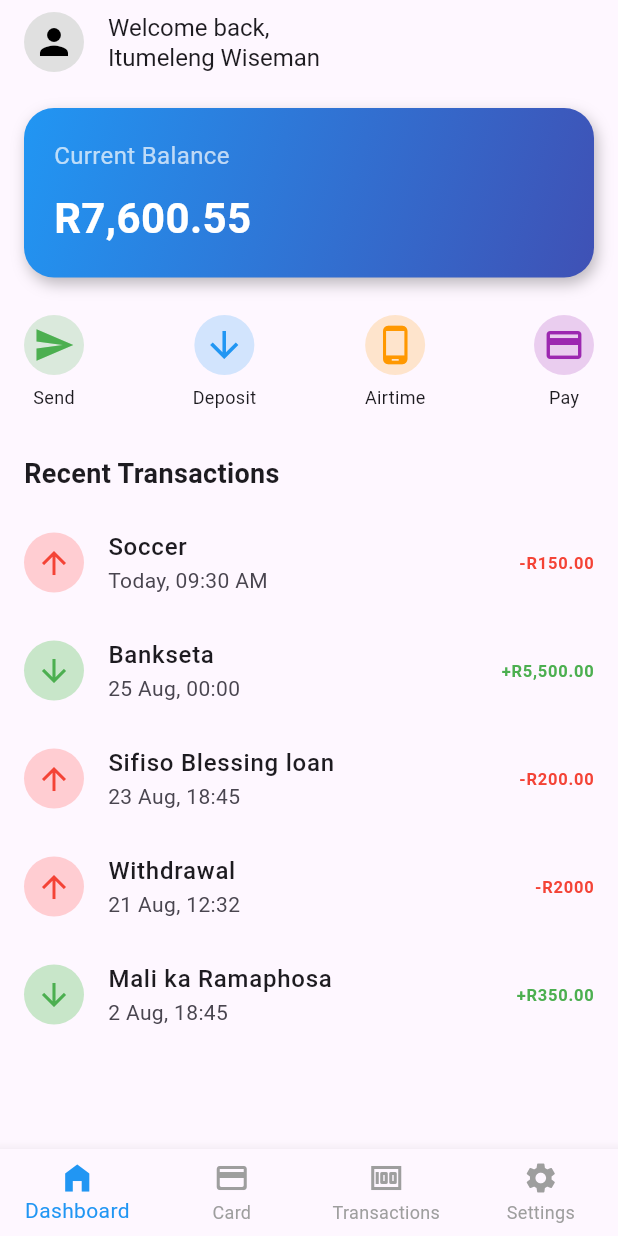
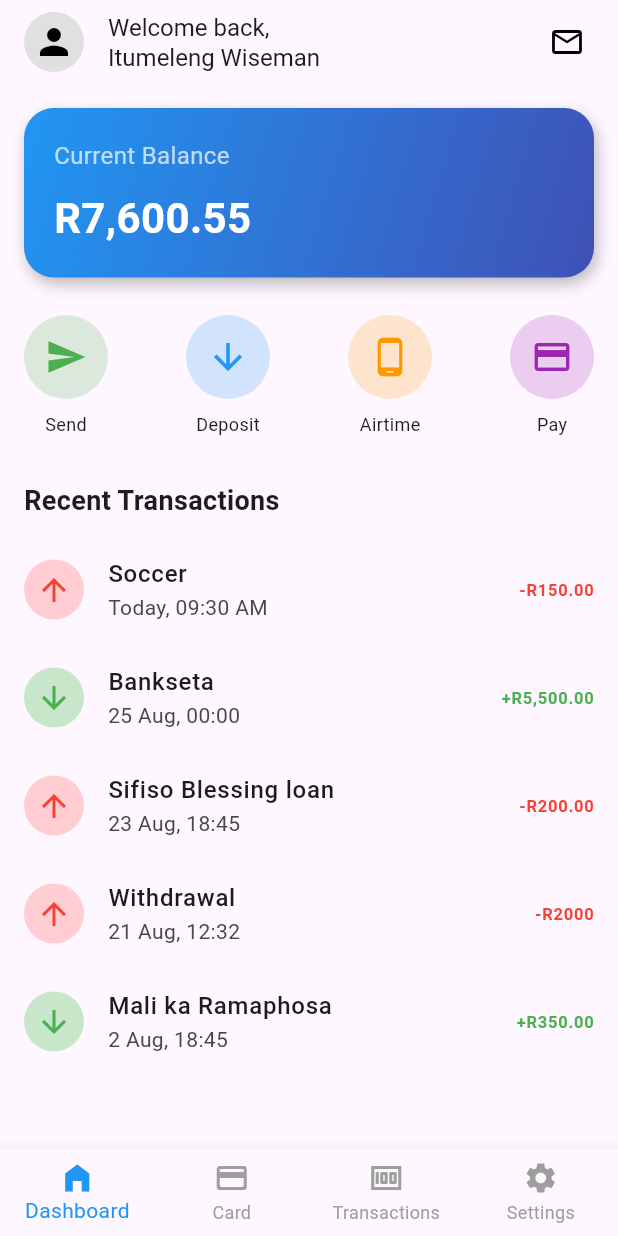
Before and after one commit to SifisoBlessingDuba/WiseBank-Frontend-, a Flutter app: the Dashboard screen opened directly, on a phone screen of 412 x 824 dp. Run offline on Flutter 3.47's test engine with Material 3 defaults, Android fonts, the phone set to English and light mode, and no system bars; our stand-ins replace flutter_dash, shared_preferences; accounts and stored records are empty.

Commit message:
I added my files and made modifications to the dashboard page

```diff
--- a/lib/dashboard.dart
+++ b/lib/dashboard.dart
@@ -2,7 +2,8 @@ import 'package:flutter/material.dart';
 import 'Profile.dart';
 import 'settings_page.dart';
 import 'cards.dart';
-import 'transaction.dart';
+import 'send_money_screen.dart'; // Added import for SendMoneyScreen
+import 'messages/inbox_message_center.dart'; // Added import for InboxMessageCenterScreen
 
 class Dashboard extends StatefulWidget {
   const Dashboard({super.key});
@@ -14,34 +15,27 @@ class Dashboard extends StatefulWidget {
 class _DashboardState extends State<Dashboard> {
   int _selectedIndex = 0;
 
-  // List of pages that display when tapping bottom nav items (except Settings)
   final List<Widget> _pages = [
     const HomePage(),
-    const CardPage(),
+    const CardPage(), // Assuming this is a different CardPage, not CardsPage from cards.dart
     const TransactionPage(),
     const Profile(),
-    const CardsPage(),
+
+
   ];
 
   void _onItemTapped(int index) {
-    if (index == 3) {
-      // Settings tapped
+    if (index == 3) { // Settings icon
       Navigator.push(
         context,
         MaterialPageRoute(builder: (context) => const SettingsPage()),
       );
-    }else if(index == 1) {
+    } else if (index == 1) { // Card icon in bottom nav
       Navigator.push(
         context,
-        MaterialPageRoute(builder: (context) => const CardsPage()),
+        MaterialPageRoute(builder: (context) => const CardsPage()), // Navigates to CardsPage from cards.dart
       );
-    }else if (index == 2) {
-      // Transactions tapped
-      Navigator.push(
-        context,
-        MaterialPageRoute(builder: (context) => const TransactionPage()),
-      );
-    }else{
+    } else {
       setState(() {
         _selectedIndex = index;
       });
@@ -72,11 +66,24 @@ class _DashboardState extends State<Dashboard> {
             ),
           ),
         ),
+        actions: [ // Added actions for the message icon
+          IconButton(
+            icon: const Icon(Icons.email_outlined, color: Colors.black), // Added message icon
+            tooltip: 'Messages',
+            onPressed: () {
+              Navigator.push(
+                context,
+                MaterialPageRoute(builder: (context) => const InboxMessageCenterScreen()),
+              );
+            },
+          ),
+          const SizedBox(width: 10), // Optional: for a bit of spacing
+        ],
       ),
       body: _pages[_selectedIndex],
       bottomNavigationBar: BottomNavigationBar(
         type: BottomNavigationBarType.fixed,
-        currentIndex: _selectedIndex > 1 ? 0 : _selectedIndex, // reset index for Settings/Profile
+        currentIndex: _selectedIndex,
         onTap: _onItemTapped,
         selectedItemColor: Colors.blue,
         unselectedItemColor: Colors.grey,
@@ -103,17 +110,6 @@ class _DashboardState extends State<Dashboard> {
   }
 }
 
-// Pages
-// class HomePage extends StatelessWidget {
-//   const HomePage({super.key});
-//   @override
-//   Widget build(BuildContext context) {
-//     return const Center(
-//       child: Text('Dashboard Page', style: TextStyle(fontSize: 20)),
-//     );
-//   }
-// }
-
 class HomePage extends StatelessWidget {
   const HomePage({super.key});
 
@@ -124,7 +120,6 @@ class HomePage extends StatelessWidget {
       child: Column(
         crossAxisAlignment: CrossAxisAlignment.start,
         children: [
-          // Balance Card
           Container(
             width: double.infinity,
             padding: const EdgeInsets.all(20),
@@ -139,7 +134,7 @@ class HomePage extends StatelessWidget {
                 BoxShadow(
                   color: Colors.black26,
                   blurRadius: 8,
-                  offset: Offset(2, 4),
+                  offset: const Offset(2, 4),
                 ),
               ],
             ),
@@ -158,24 +153,36 @@ class HomePage extends StatelessWidget {
             ),
           ),
           const SizedBox(height: 25),
-
-          // Quick Actions Row
           Row(
             mainAxisAlignment: MainAxisAlignment.spaceBetween,
             children: [
-              _quickAction(Icons.send, "Send", Colors.green),
-              _quickAction(Icons.arrow_downward, "Deposit", Colors.blue),
-              _quickAction(Icons.phone_android, "Airtime", Colors.orange),
-              _quickAction(Icons.payment, "Pay", Colors.purple),
+              _quickAction(context, Icons.send, "Send", Colors.green, () {
+                Navigator.push(
+                  context,
+                  MaterialPageRoute(builder: (context) => const SendMoneyScreen()),
+                );
+              }),
+              _quickAction(context, Icons.arrow_downward, "Deposit", Colors.blue, () {
+                ScaffoldMessenger.of(context).showSnackBar(
+                  const SnackBar(content: Text("Deposit Tapped")),
+                );
+              }),
+              _quickAction(context, Icons.phone_android, "Airtime", Colors.orange, () {
+                ScaffoldMessenger.of(context).showSnackBar(
+                  const SnackBar(content: Text("Airtime Tapped")),
+                );
+              }),
+              _quickAction(context, Icons.payment, "Pay", Colors.purple, () {
+                ScaffoldMessenger.of(context).showSnackBar(
+                  const SnackBar(content: Text("Pay Tapped")),
+                );
+              }),
             ],
           ),
           const SizedBox(height: 30),
-
-          // Recent Transactions
           const Text("Recent Transactions",
               style: TextStyle(fontSize: 18, fontWeight: FontWeight.bold)),
           const SizedBox(height: 10),
-
           _transactionTile("Soccer", "-R150.00", "Today, 09:30 AM", false),
           _transactionTile("Bankseta", "+R5,500.00", "25 Aug, 00:00", true),
           _transactionTile("Sifiso Blessing loan", "-R200.00", "23 Aug, 18:45", false),
@@ -186,22 +193,24 @@ class HomePage extends StatelessWidget {
     );
   }
 
-  // Quick Action Widget
-  static Widget _quickAction(IconData icon, String label, Color color) {
-    return Column(
+  Widget _quickAction(BuildContext context, IconData icon, String label, Color color, VoidCallback onTap) {
+    return GestureDetector(
+      onTap: onTap,
+      child: Column(
         children: [
           CircleAvatar(
+            radius: 28,
             backgroundColor: color.withOpacity(0.2),
             child: Icon(icon, color: color, size: 28),
           ),
-        const SizedBox(height: 6),
+          const SizedBox(height: 8),
           Text(label, style: const TextStyle(fontSize: 12)),
         ],
+      ),
     );
   }
 
-  // Transaction Tile Widget
-  static Widget _transactionTile(
+  Widget _transactionTile(
       String title, String amount, String date, bool isIncome) {
     return ListTile(
       contentPadding: EdgeInsets.zero,
@@ -222,23 +231,22 @@ class HomePage extends StatelessWidget {
   }
 }
 
-
 class CardPage extends StatelessWidget {
   const CardPage({super.key});
   @override
   Widget build(BuildContext context) {
     return const Center(
-      child: Text('Card Page', style: TextStyle(fontSize: 20)),
+      child: Text('Card Page - Main Navigation', style: TextStyle(fontSize: 20)),
     );
   }
 }
 
-// class TransactionPage extends StatelessWidget {
-//   const TransactionPage({super.key});
-//   @override
-//   Widget build(BuildContext context) {
-//     return const Center(
-//       child: Text('Transaction Page', style: TextStyle(fontSize: 20)),
-//     );
-//   }
-// }
+class TransactionPage extends StatelessWidget {
+  const TransactionPage({super.key});
+  @override
+  Widget build(BuildContext context) {
+    return const Center(
+      child: Text('Transaction Page', style: TextStyle(fontSize: 20)),
+    );
+  }
+}
```
Lines whose indentation alone changed are shown as unchanged.
